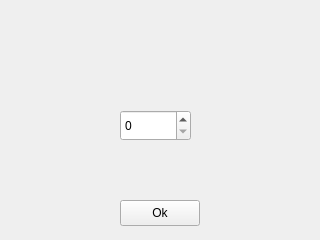
Old version of the form numcities.ui in the repository The-afroman/CS1D-vacation-project.
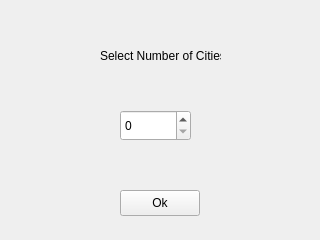
New version of the form.

Commit message: add bounds to Trip 2 city select

The edit to the form file:
```diff
--- a/numcities.ui
+++ b/numcities.ui
@@ -39,7 +39,7 @@
    <property name="geometry">
     <rect>
      <x>120</x>
-     <y>200</y>
+     <y>190</y>
      <width>80</width>
      <height>26</height>
     </rect>
@@ -48,6 +48,19 @@
     <string>Ok</string>
    </property>
   </widget>
+  <widget class="QLabel" name="label">
+   <property name="geometry">
+    <rect>
+     <x>100</x>
+     <y>40</y>
+     <width>121</width>
+     <height>31</height>
+    </rect>
+   </property>
+   <property name="text">
+    <string>Select Number of Cities</string>
+   </property>
+  </widget>
  </widget>
  <resources/>
  <connections/>
```
The commit also changes 4 other files.
